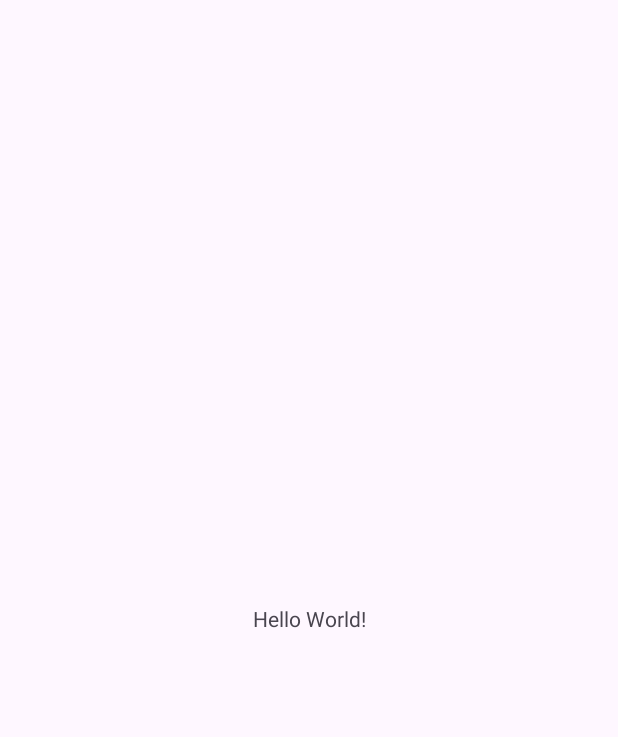
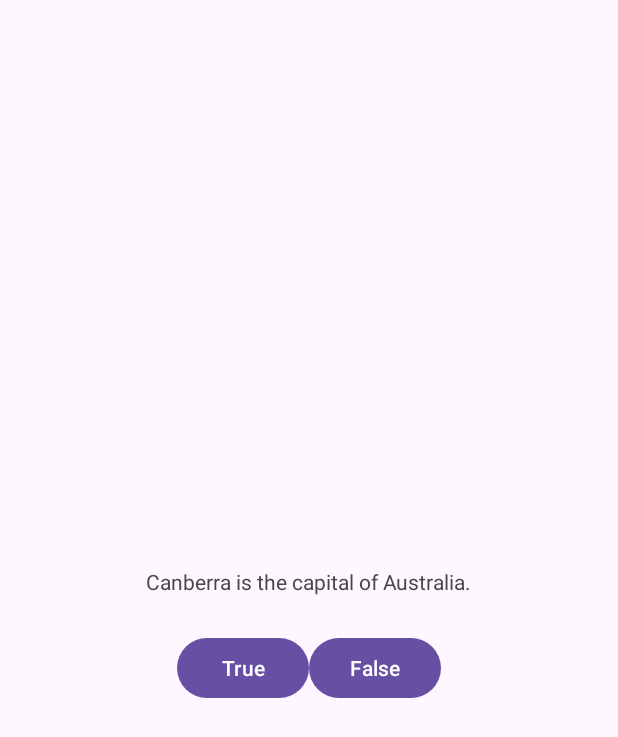
Before and after one commit to PumpkinFox13/GeoQuiz, an Android app: the screen it shows after launch (MainActivity), on a phone screen of 412 x 824 dp. Before the commit the part shown is almost empty. Shown: the top 737 px of the screen. Run offline under Robolectric (Android 15) with nearby library versions, the phone set to English and light mode, and no system bars.

Commit message:
Start project new buttoms

```diff
--- a/app/src/main/java/com/example/geoquiz/MainActivity.kt
+++ b/app/src/main/java/com/example/geoquiz/MainActivity.kt
@@ -1,16 +1,39 @@
 package com.example.geoquiz
 
 import android.os.Bundle
+import android.view.View
 import androidx.activity.enableEdgeToEdge
 import androidx.appcompat.app.AppCompatActivity
 import androidx.core.view.ViewCompat
 import androidx.core.view.WindowInsetsCompat
+import android.widget.Button
+import android.widget.Toast
 
 class MainActivity : AppCompatActivity() {
+    private lateinit var trueButton: Button
+    private lateinit var falseButton: Button
     override fun onCreate(savedInstanceState: Bundle?) {
         super.onCreate(savedInstanceState)
         enableEdgeToEdge()
         setContentView(R.layout.activity_main)
+        trueButton =
+            findViewById(R.id.true_button)
+        falseButton =
+            findViewById(R.id.false_button)
+        trueButton.setOnClickListener { view: View ->
+            Toast.makeText(
+                this,
+                R.string.correct_toast,
+                Toast.LENGTH_SHORT)
+                .show()
+        }
+        falseButton.setOnClickListener { view: View ->
+            Toast.makeText(
+                this,
+                R.string.incorrect_toast,
+                Toast.LENGTH_SHORT)
+                .show()
+        }
         ViewCompat.setOnApplyWindowInsetsListener(findViewById(R.id.main)) { v, insets ->
             val systemBars = insets.getInsets(WindowInsetsCompat.Type.systemBars())
             v.setPadding(systemBars.left, systemBars.top, systemBars.right, systemBars.bottom)
--- a/app/src/main/res/layout/activity_main.xml
+++ b/app/src/main/res/layout/activity_main.xml
@@ -7,13 +7,39 @@
     android:layout_height="match_parent"
     tools:context=".MainActivity">
 
-    <TextView
-        android:layout_width="wrap_content"
-        android:layout_height="wrap_content"
-        android:text="Hello World!"
-        app:layout_constraintBottom_toBottomOf="parent"
-        app:layout_constraintEnd_toEndOf="parent"
-        app:layout_constraintStart_toStartOf="parent"
-        app:layout_constraintTop_toTopOf="parent" />
+    <LinearLayout
+        xmlns:android="http://schemas.android.com/apk/res/android"
+        xmlns:android2="http://schemas.android.com/apk/res/android"
+        android:layout_width="match_parent"
+        android:layout_height="match_parent"
+        android:gravity="center"
+        android:orientation="vertical">
+
+        <TextView
+            android:layout_width="wrap_content"
+            android:layout_height="wrap_content"
+            android:padding="24dp"
+            android:text="@string/question_text"
+            />
+
+        <LinearLayout
+            android:layout_width="wrap_content"
+            android:layout_height="wrap_content"
+            android:orientation="horizontal">
+
+            <Button
+                android:id="@+id/true_button"
+                android:layout_width="wrap_content"
+                android:layout_height="wrap_content"
+                android:text="@string/true_button"
+                />
+            <Button
+                android:id="@+id/false_button"
+                android:layout_width="wrap_content"
+                android:layout_height="wrap_content"
+                android:text="@string/false_button"
+                />
+        </LinearLayout>
+    </LinearLayout>
 
 </androidx.constraintlayout.widget.ConstraintLayout>
--- a/app/src/main/res/values/strings.xml
+++ b/app/src/main/res/values/strings.xml
@@ -1,3 +1,11 @@
 <resources>
-    <string name="app_name">GeoQuiz</string>
+    <string name="app_name">geoquiz</string>
+    <string name="question_text">Canberra is
+the capital of Australia.</string>
+    <string name="true_button">True</string>
+    <string name="false_button">False</string>
+    <string name="correct_toast">Correct!
+</string>
+    <string name="incorrect_toast">Incorrect!
+</string>
 </resources>
```
